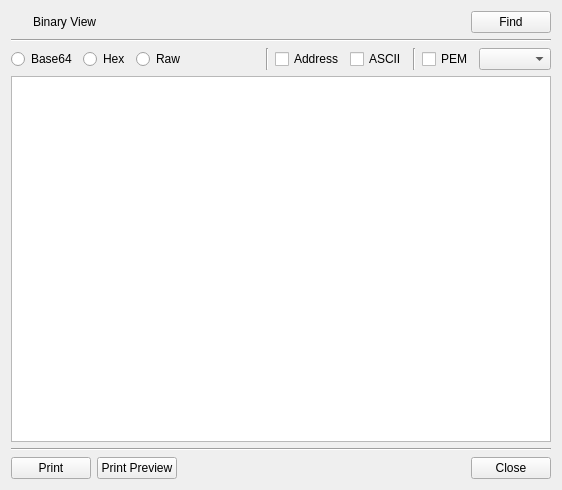
This is BerEditor/bin_view_dlg.ui in jykim74/BerEditor as Qt 5 draws it before an edit. The edited form follows.
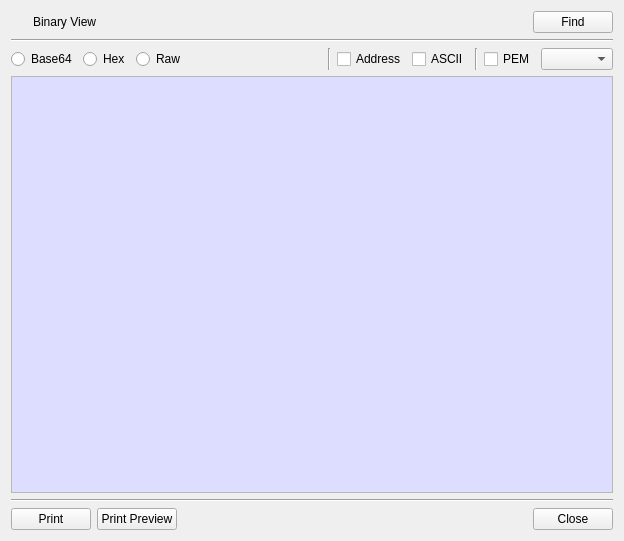
This is the edited form. Icons and pictures are not drawn.

Commit message: 바이너리 보기 1차 구현

```diff
--- a/BerEditor/bin_view_dlg.ui
+++ b/BerEditor/bin_view_dlg.ui
@@ -6,8 +6,8 @@
    <rect>
     <x>0</x>
     <y>0</y>
-    <width>558</width>
-    <height>490</height>
+    <width>624</width>
+    <height>541</height>
    </rect>
   </property>
   <property name="windowTitle">
@@ -152,13 +152,43 @@
     <widget class="QPlainTextEdit" name="mDataText">
      <property name="minimumSize">
       <size>
-       <width>540</width>
+       <width>600</width>
        <height>360</height>
       </size>
      </property>
+     <property name="palette">
+      <palette>
+       <active>
+        <colorrole role="Base">
+         <brush brushstyle="SolidPattern">
+          <color alpha="255">
+           <red>221</red>
+           <green>221</green>
+           <blue>255</blue>
+          </color>
+         </brush>
+        </colorrole>
+       </active>
+       <inactive>
+        <colorrole role="Base">
+         <brush brushstyle="SolidPattern">
+          <color alpha="255">
+           <red>221</red>
+           <green>221</green>
+           <blue>255</blue>
+          </color>
+         </brush>
+        </colorrole>
+       </inactive>
+       <disabled/>
+      </palette>
+     </property>
      <property name="acceptDrops">
       <bool>false</bool>
      </property>
+     <property name="readOnly">
+      <bool>true</bool>
+     </property>
     </widget>
    </item>
    <item>
```
The commit also changes 2 other files.
